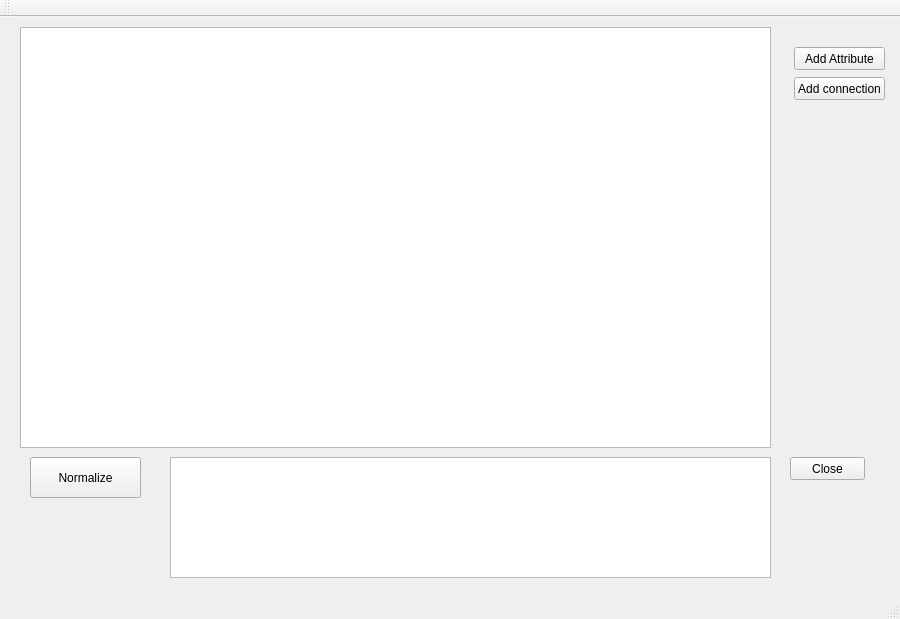
ButtNaked/DBprom2, file mainwindow.ui: the form before one commit.
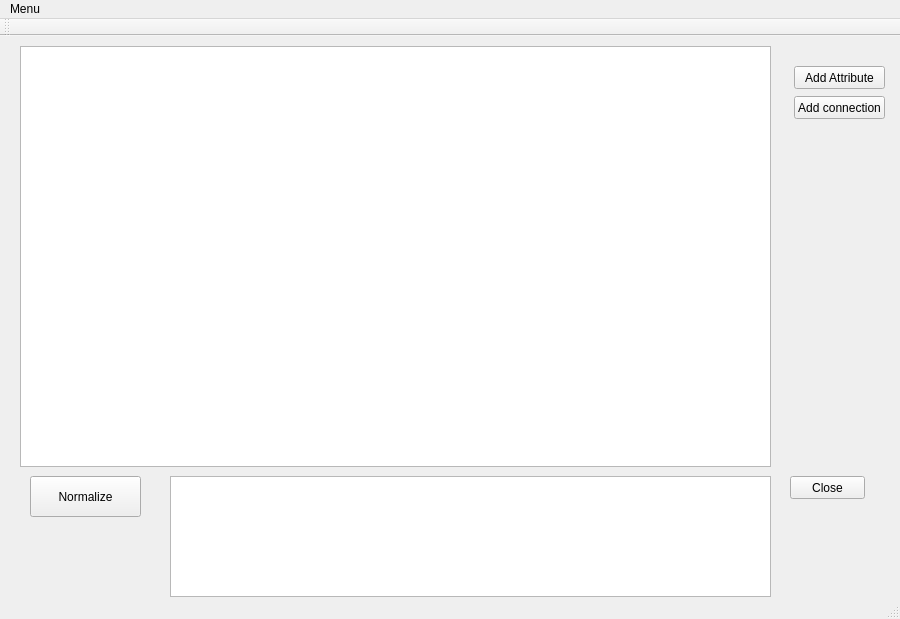
The form after the commit.

Diff of the .ui file:
```diff
--- a/mainwindow.ui
+++ b/mainwindow.ui
@@ -96,6 +96,17 @@
      <height>21</height>
     </rect>
    </property>
+   <widget class="QMenu" name="menuMenu">
+    <property name="title">
+     <string>Menu</string>
+    </property>
+    <addaction name="actionOpen_File"/>
+    <addaction name="actionSave_File"/>
+    <addaction name="actionSave_ass"/>
+    <addaction name="actionAbout"/>
+    <addaction name="actionExit"/>
+   </widget>
+   <addaction name="menuMenu"/>
   </widget>
   <widget class="QToolBar" name="mainToolBar">
    <attribute name="toolBarArea">
```
Left out of the diff: 25 changed lines with no effect on the pictures.
